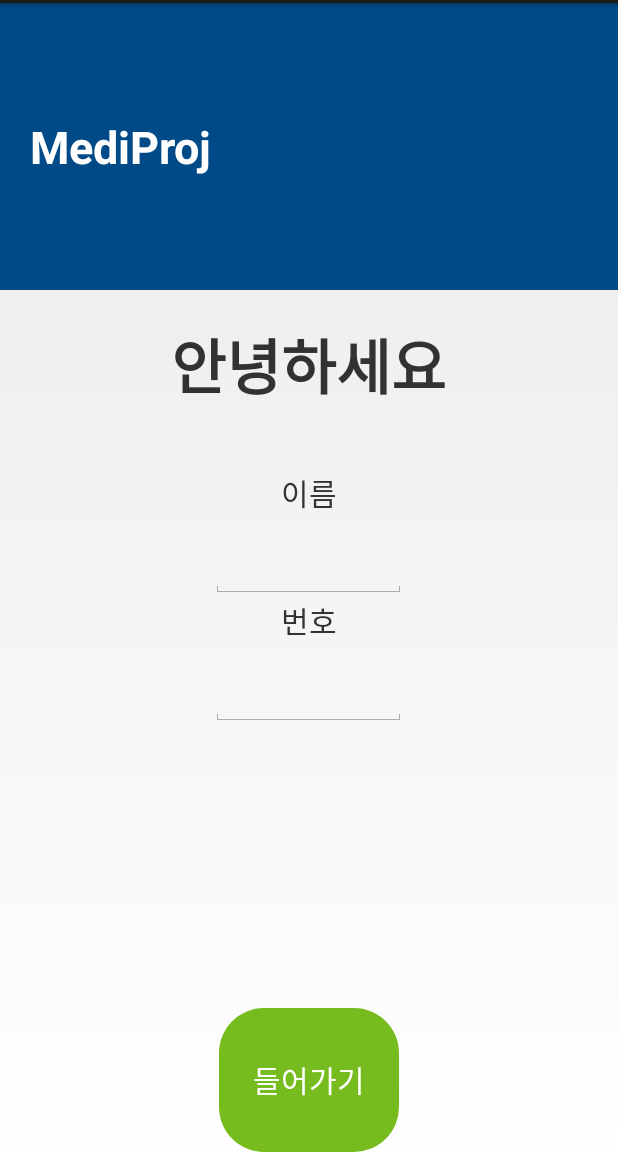
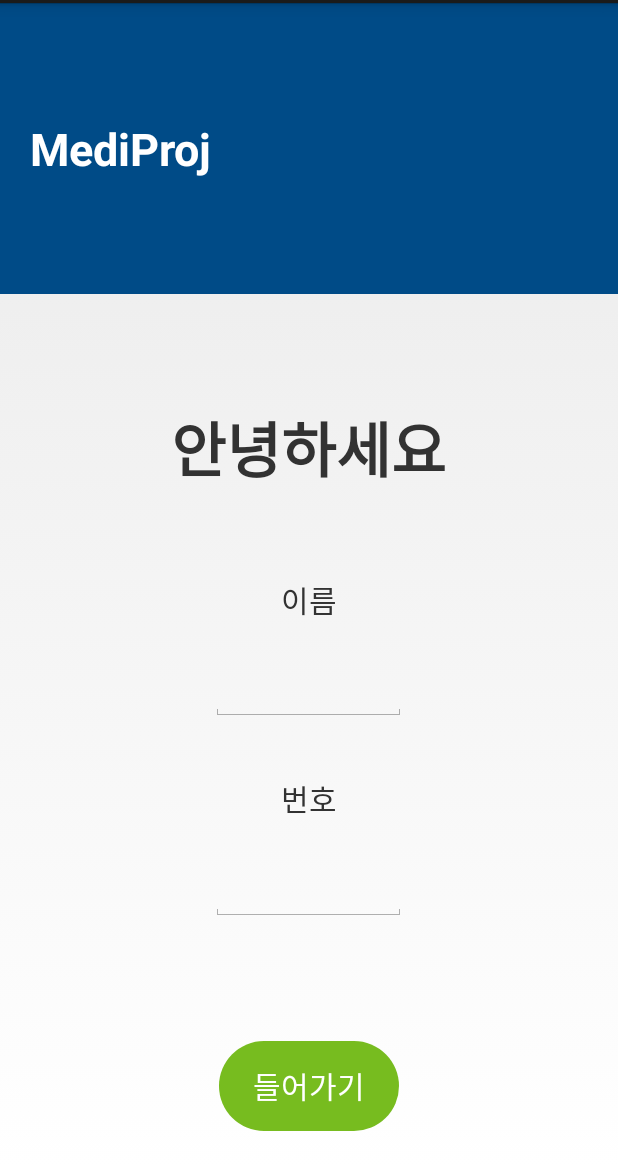
Before and after one commit to ina-uzu/Ina_medi, an Android app: the screen it shows after launch (MainActivity), on a phone screen of 412 x 824 dp, the part 69-1236 px from its top. Run offline under Robolectric (Android 15) with nearby library versions, the phone set to English and light mode, and no system bars; our stand-ins replace Volley; network calls fail.

Commit message:
token token tooooken

```diff
--- a/app/build.gradle
+++ b/app/build.gradle
@@ -26,4 +26,5 @@ dependencies {
     androidTestImplementation 'com.android.support.test.espresso:espresso-core:3.0.2'
     implementation 'com.mcxiaoke.volley:library:1.0.18'
 
+
 }
--- a/app/src/main/java/com/example/ina97/myapplication/MainActivity.java
+++ b/app/src/main/java/com/example/ina97/myapplication/MainActivity.java
@@ -7,6 +7,7 @@ import android.util.Base64;
 import android.view.View;
 import android.widget.Button;
 import android.widget.EditText;
+import android.widget.Toast;
 
 import com.android.volley.AuthFailureError;
 import com.android.volley.Request;
@@ -22,11 +23,12 @@ import org.json.JSONObject;
 import java.util.HashMap;
 import java.util.Iterator;
 import java.util.Map;
+import java.util.StringTokenizer;
 
 import static java.lang.Integer.parseInt;
 
 public class MainActivity extends Activity {
-
+    String token=null;
     Button bt_login;
     EditText p_name, p_num;
     @Override
@@ -42,21 +44,42 @@ public class MainActivity extends Activity {
         final String number = p_num.getText().toString();
 
         final RequestQueue queue = Volley.newRequestQueue(this);
-        String url = "http://54.202.222.14/admin";
+        String url = "http://54.202.222.14/api-token-auth/";
 
-        final JsonObjectRequest objectRequest = new JsonObjectRequest(Request.Method.POST,url, new JSONObject(), networkSuccessListener(), networkErrorListener()){
-            public Map<String, String> getHeaders() throws AuthFailureError {
-                Map<String, String> headers = new HashMap<>();
+        JSONObject jsonObject =new JSONObject();
+        try {
+            jsonObject.put("username", "service");
+            jsonObject.put("password","service@service");
+        } catch (JSONException e) {
+            e.printStackTrace();
+        }
 
-                String credentials = name+":"+number;
-                String auth = "Basic"
-                        + Base64.encodeToString(credentials.getBytes(), Base64.NO_WRAP);
-                headers.put("Content-Type", "application/json");
-                headers.put("Authorization", auth);
+        //token
+        final JsonObjectRequest objectRequest = new JsonObjectRequest(Request.Method.POST,url,jsonObject, networkSuccessListener(), networkErrorListener()){
+        };
+        queue.add(objectRequest);
 
-                return headers;
+        //authorization
+        url="http://54.202.222.14/patients/api/patients-list/";
+        final JsonObjectRequest loginRequest = new JsonObjectRequest(Request.Method.POST, url, new JSONObject(), new Response.Listener<JSONObject>() {
+            @Override
+            public void onResponse(JSONObject response) {
+                Toast.makeText(getApplicationContext(),response.toString(),Toast.LENGTH_LONG).show();
+            }
+        }, new Response.ErrorListener() {
+            @Override
+            public void onErrorResponse(VolleyError error) {
+                Toast.makeText(getApplicationContext(),error.toString(),Toast.LENGTH_LONG);
+            }
+        }){
+            public Map<String,String> getHeaders() throws AuthFailureError{
+                Map<String, String> header = new HashMap< String, String >();
+                p_num.setText("Token "+token);
+                header.put("Authorization", "Token "+token);
+                return header;
             }
         };
+
 
         bt_login.setOnClickListener(new View.OnClickListener() {
             @Override
@@ -67,38 +90,35 @@ public class MainActivity extends Activity {
                     Intent intent = new Intent(MainActivity.this, MenuActivity.class);
                     intent.putExtra("Name", p_name.getText().toString());
                     intent.putExtra("Number",p_num.getText().toString());
-                    queue.add(objectRequest);
+                    queue.add(loginRequest);
+                    Toast.makeText(getApplicationContext(), token, Toast.LENGTH_LONG).show();
                     startActivity(intent);
                 }
             }
         });
     }
 
-    private Response.Listener<JSONObject> networkSuccessListener(){
+    public Response.Listener<JSONObject> networkSuccessListener(){
         return new Response.Listener<JSONObject>() {
             @Override
             public void onResponse(JSONObject response) {
-                String valStr=null;
-                String keyStr=null;
 
-                Iterator <String> key = response.keys();
-                try{
-                    keyStr = key.next();
-                    valStr = response.getString(keyStr);
-                }
-                catch (JSONException e){
+                try {
+                    token =response.getString("token");
+                    p_name.setText(token);
+
+                } catch (JSONException e) {
                     e.printStackTrace();
                 }
-
             }
         };
     }
 
-    private Response.ErrorListener networkErrorListener(){
+    public Response.ErrorListener networkErrorListener(){
         return new Response.ErrorListener() {
             @Override
             public void onErrorResponse(VolleyError error) {
-
+                Toast.makeText(getApplicationContext(),error.toString(), Toast.LENGTH_LONG).show();
             }
         };
     }
--- a/app/src/main/res/layout/activity_main.xml
+++ b/app/src/main/res/layout/activity_main.xml
@@ -13,6 +13,7 @@
         android:text="MediProj"/>
 
     <LinearLayout
+        android:weightSum="7"
         android:orientation="vertical"
         android:layout_gravity="center"
         android:gravity="center_horizontal"
@@ -21,43 +22,60 @@
 
 
         <TextView
-            android:layout_margin="20dp"
+            android:layout_weight="2"
+            android:layout_gravity="center"
+            android:gravity="bottom"
             android:text="안녕하세요"
             android:textSize="40dp"
             android:textStyle="bold"
             android:layout_width="wrap_content"
-            android:layout_height="wrap_content"/>
+            android:layout_height="0dp"/>
 
         <TextView
             android:layout_width="wrap_content"
-            android:layout_height="wrap_content"
+            android:gravity="bottom"
+            android:layout_weight="1"
+            android:layout_height="0dp"
             android:layout_marginTop="20dp"
             android:textSize="20dp"
             android:text="이름"/>
 
         <EditText
             android:id="@+id/p_name"
+            android:layout_weight="1"
             android:layout_width="130dp"
-            android:layout_height="wrap_content"
+            android:layout_height="0dp"
             android:textSize="30dp"/>
 
         <TextView
+            android:layout_weight="1"
+            android:gravity="bottom"
             android:layout_width="wrap_content"
-            android:layout_height="wrap_content"
+            android:layout_height="0dp"
             android:textSize="20dp"
             android:text="번호"/>
 
         <EditText
             android:id="@+id/p_num"
+            android:layout_weight="1"
             android:layout_width="130dp"
-            android:layout_height="wrap_content"
+            android:layout_height="0dp"
             android:textSize="30dp"/>
+
+        <TextView
+            android:layout_weight="1"
+            android:layout_width="match_parent"
+            android:layout_height="0dp" />
 
         </LinearLayout>
 
+    <RelativeLayout
+        android:layout_weight="1"
+        android:gravity="center"
+        android:layout_width="match_parent"
+        android:layout_height="0dp">
 
         <Button
-        android:layout_weight="1"
             android:id="@+id/bt_login"
             android:layout_marginBottom="10dp"
             android:layout_gravity="center"
@@ -66,6 +84,7 @@
             android:textColor="@color/White"
             android:textSize="20dp"
             android:layout_width="120dp"
-        android:layout_height="0dp"
+            android:layout_height="wrap_content"
             android:text="들어가기"/>
+    </RelativeLayout>
 </LinearLayout>
```
Also changed, not shown: app/src/main/java/com/example/ina97/myapplication/StoolActivity.java (+11 -9 lines), app/src/main/java/com/example/ina97/myapplication/TokenRequest.java (deleted, +0 -37 lines). Lines whose indentation alone changed are shown as unchanged.
